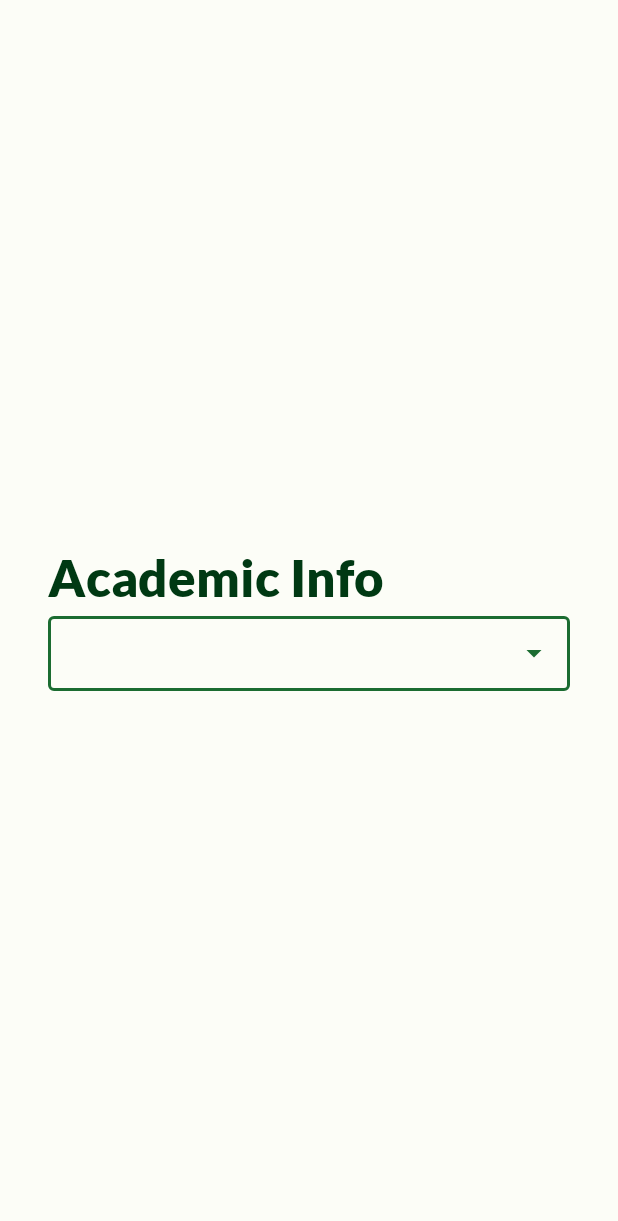
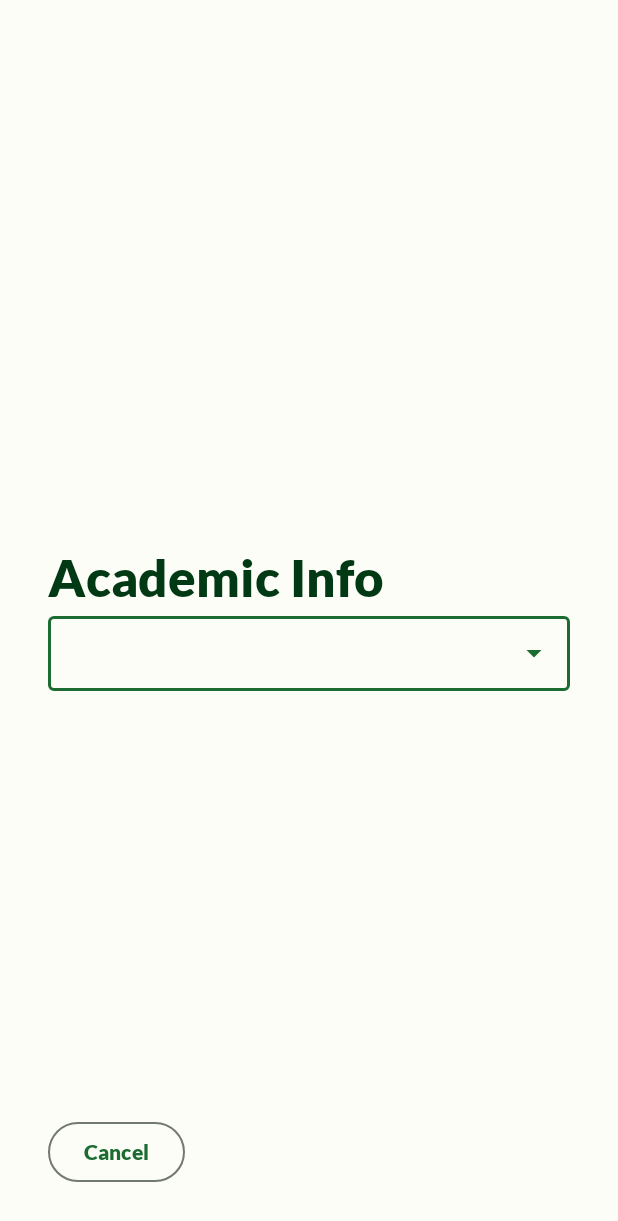
Before and after one commit to ahmadhassan44/MentSync, an Android app: the AcademicInfoActivity screen opened directly, with no data from a screen before it, on a phone screen of 412 x 824 dp. Shown: the top 1221 px of the screen. Run offline under Robolectric (Android 15) with nearby library versions, the phone set to English and light mode, and no system bars.

Commit message:
Added Cancel buttons to activities

```diff
--- a/app/src/main/java/com/example/mentsync/AcademicInfoActivity.java
+++ b/app/src/main/java/com/example/mentsync/AcademicInfoActivity.java
@@ -2,7 +2,9 @@ package com.example.mentsync;
 
 import androidx.appcompat.app.AppCompatActivity;
 
+import android.content.Intent;
 import android.os.Bundle;
+import android.view.View;
 
 public class AcademicInfoActivity extends AppCompatActivity {
 
@@ -12,5 +14,11 @@ public class AcademicInfoActivity extends AppCompatActivity {
     protected void onCreate(Bundle savedInstanceState) {
         super.onCreate(savedInstanceState);
         setContentView(R.layout.activity_academic_info);
+        findViewById(R.id.cancelbtn3).setOnClickListener(new View.OnClickListener() {
+            @Override
+            public void onClick(View v) {
+                startActivity(new Intent(getApplicationContext(),LoginSignupActivity.class));
+            }
+        });
     }
 }
--- a/app/src/main/java/com/example/mentsync/PersonalInfoActivity.java
+++ b/app/src/main/java/com/example/mentsync/PersonalInfoActivity.java
@@ -18,5 +18,11 @@ public class PersonalInfoActivity extends AppCompatActivity {
                 startActivity(new Intent(getApplicationContext(),AcademicInfoActivity.class));
             }
         });
+        findViewById(R.id.cancelbtn2).setOnClickListener(new View.OnClickListener() {
+            @Override
+            public void onClick(View v) {
+                startActivity(new Intent(getApplicationContext(),LoginSignupActivity.class));
+            }
+        });
     }
 }
--- a/app/src/main/res/layout/activity_academic_info.xml
+++ b/app/src/main/res/layout/activity_academic_info.xml
@@ -51,4 +51,16 @@
 
     </LinearLayout>
 
+    <Button
+        android:id="@+id/cancelbtn3"
+        style="@style/Widget.Material3.Button.OutlinedButton"
+        android:layout_width="wrap_content"
+        android:layout_height="wrap_content"
+        android:layout_marginStart="32dp"
+        android:layout_marginBottom="32dp"
+        android:text="Cancel"
+        android:textColor="@color/md_theme_dark_inversePrimary"
+        app:layout_constraintBottom_toBottomOf="parent"
+        app:layout_constraintStart_toStartOf="parent" />
+
 </androidx.constraintlayout.widget.ConstraintLayout>
--- a/app/src/main/res/layout/activity_login_signup.xml
+++ b/app/src/main/res/layout/activity_login_signup.xml
@@ -26,6 +26,7 @@
         android:layout_height="wrap_content"
         android:layout_marginStart="32dp"
         android:layout_marginEnd="32dp"
+        android:layout_marginBottom="24dp"
         android:text="Create new account"
         android:textColor="@color/md_theme_dark_inversePrimary"
         app:layout_constraintBottom_toBottomOf="parent"
```
Also changed, not shown: app/src/main/java/com/example/mentsync/RoleActivity.java (+7 -0 lines), app/src/main/res/layout/activity_personal_info.xml (+12 -0 lines), app/src/main/res/layout/activity_role.xml (+12 -0 lines).
